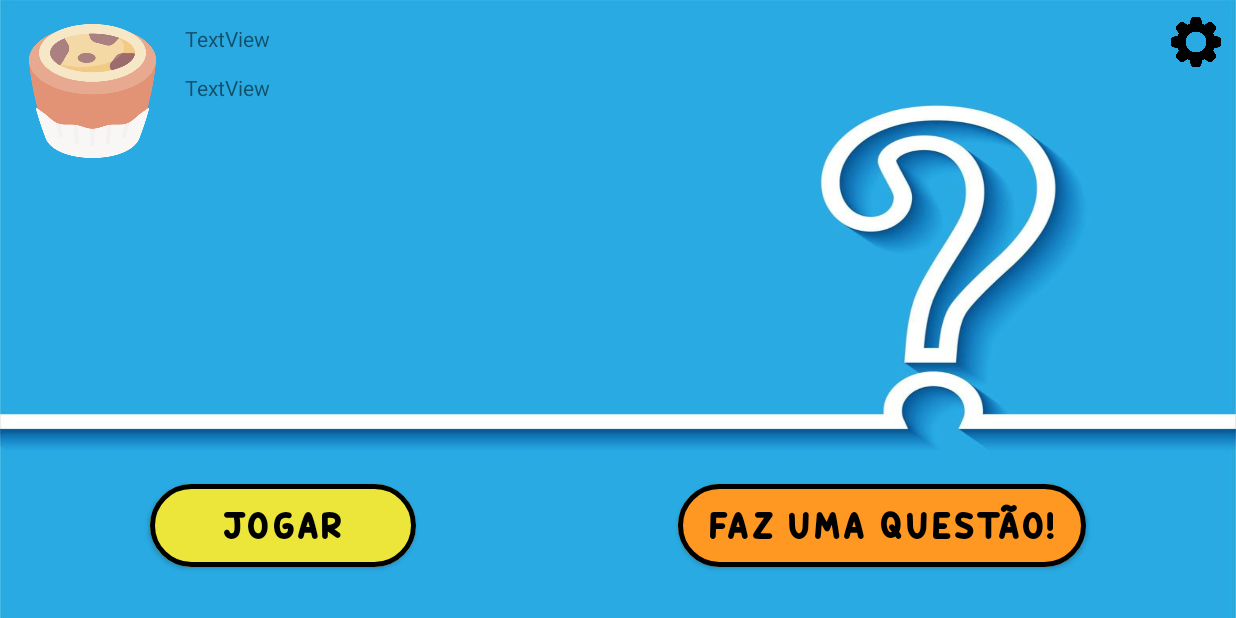
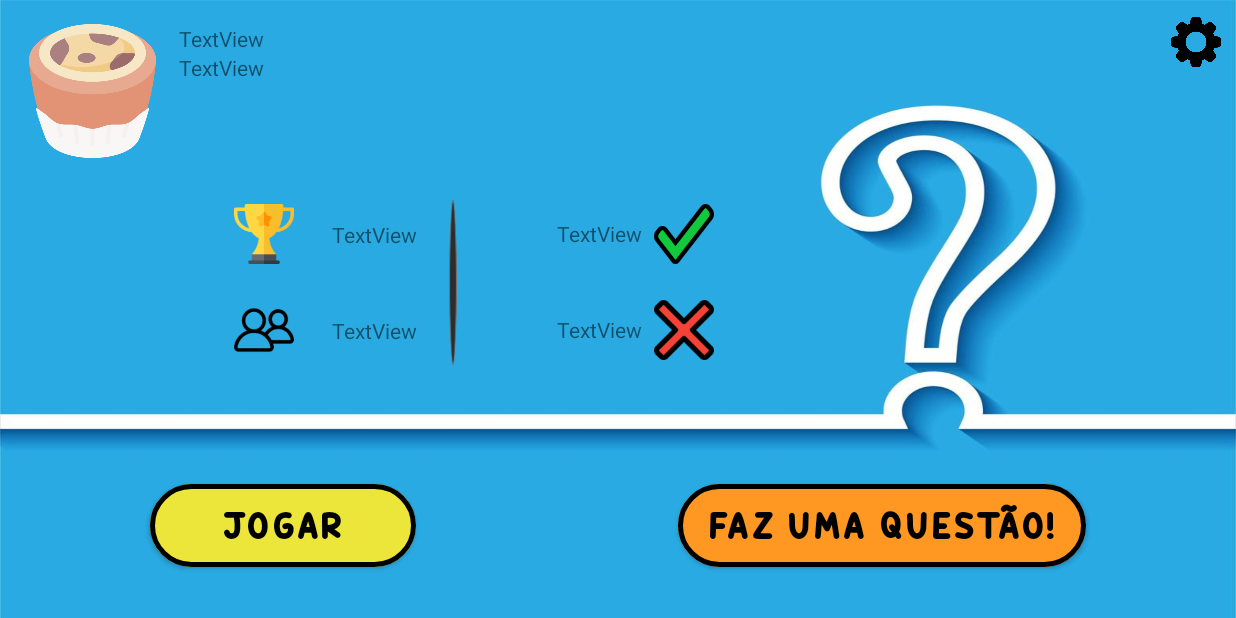
Before and after one commit to carlosela99/CM_Project, an Android app: the MainMenu screen opened directly, with no data from a screen before it, on a phone screen of 824 x 412 dp (held sideways). Run offline under Robolectric (Android 15) with nearby library versions, the light colour scheme and no system bars.

Commit message:
Main_menu Kinda Completed!
Only XML

```diff
--- a/TP1-Fase 2/Implementacao/Reclaim_Portugal/app/src/main/res/layout/activity_main_menu.xml
+++ b/TP1-Fase 2/Implementacao/Reclaim_Portugal/app/src/main/res/layout/activity_main_menu.xml
@@ -35,33 +35,31 @@
             android:layout_width="91dp"
             android:layout_height="89dp"
             android:layout_marginStart="16dp"
+            android:layout_marginTop="16dp"
             android:adjustViewBounds="true"
             android:background="@android:color/transparent"
             android:padding="0dp"
             android:scaleType="fitCenter"
-            app:layout_constraintBottom_toBottomOf="parent"
             app:layout_constraintStart_toStartOf="parent"
             app:layout_constraintTop_toTopOf="parent"
-            app:layout_constraintVertical_bias="0.049"
             app:srcCompat="@drawable/pastel_icon" />
 
         <TextView
             android:id="@+id/username"
             android:layout_width="wrap_content"
             android:layout_height="wrap_content"
-            android:layout_marginStart="16dp"
-            android:layout_marginTop="16dp"
+            android:layout_marginStart="12dp"
             android:text="TextView"
             app:layout_constraintStart_toEndOf="@+id/player_icon"
-            app:layout_constraintTop_toTopOf="parent" />
+            app:layout_constraintTop_toTopOf="@+id/player_icon" />
 
         <TextView
             android:id="@+id/email"
             android:layout_width="wrap_content"
             android:layout_height="wrap_content"
-            android:layout_marginStart="16dp"
-            android:layout_marginTop="13dp"
             android:text="TextView"
+            app:layout_constraintEnd_toEndOf="@+id/username"
+            app:layout_constraintHorizontal_bias="1.0"
             app:layout_constraintStart_toEndOf="@+id/player_icon"
             app:layout_constraintTop_toBottomOf="@+id/username" />
 
@@ -103,6 +101,105 @@
             app:strokeColor="#000000"
             app:strokeWidth="3dp" />
 
+        <ImageView
+            android:id="@+id/trophy_icon"
+            android:layout_width="40dp"
+            android:layout_height="40dp"
+            android:layout_marginTop="136dp"
+            app:layout_constraintStart_toStartOf="@+id/friends_icon"
+            app:layout_constraintTop_toTopOf="parent"
+            app:srcCompat="@drawable/trophy" />
+
+        <ImageView
+            android:id="@+id/friends_icon"
+            android:layout_width="40dp"
+            android:layout_height="40dp"
+            android:layout_marginStart="156dp"
+            android:layout_marginTop="24dp"
+            app:layout_constraintBottom_toBottomOf="parent"
+            app:layout_constraintStart_toStartOf="parent"
+            app:layout_constraintTop_toBottomOf="@+id/trophy_icon"
+            app:layout_constraintVertical_bias="0.0"
+            app:srcCompat="@drawable/friends" />
+
+        <ImageView
+            android:id="@+id/right_icon"
+            android:layout_width="40dp"
+            android:layout_height="40dp"
+            android:layout_marginTop="136dp"
+            app:layout_constraintEnd_toEndOf="@+id/wrong_icon"
+            app:layout_constraintTop_toTopOf="parent"
+            app:srcCompat="@drawable/right" />
+
+        <ImageView
+            android:id="@+id/wrong_icon"
+            android:layout_width="40dp"
+            android:layout_height="40dp"
+            android:layout_marginTop="24dp"
+            android:layout_marginEnd="348dp"
+            app:layout_constraintEnd_toEndOf="parent"
+            app:layout_constraintTop_toBottomOf="@+id/right_icon"
+            app:srcCompat="@drawable/wrong" />
+
+        <ImageView
+            android:id="@+id/separator_icon"
+            android:layout_width="5dp"
+            android:layout_height="110dp"
+            app:layout_constraintBottom_toBottomOf="@+id/friends_icon"
+            app:layout_constraintEnd_toEndOf="parent"
+            app:layout_constraintHorizontal_bias="0.366"
+            app:layout_constraintStart_toStartOf="parent"
+            app:layout_constraintTop_toTopOf="@+id/right_icon"
+            app:srcCompat="@drawable/separator" />
+
+        <TextView
+            android:id="@+id/trophies_total"
+            android:layout_width="wrap_content"
+            android:layout_height="wrap_content"
+            android:layout_marginStart="4dp"
+            android:text="TextView"
+            app:layout_constraintBottom_toBottomOf="@+id/trophy_icon"
+            app:layout_constraintEnd_toStartOf="@+id/separator_icon"
+            app:layout_constraintStart_toEndOf="@+id/trophy_icon"
+            app:layout_constraintTop_toTopOf="@+id/trophy_icon" />
+
+        <TextView
+            android:id="@+id/friends_total"
+            android:layout_width="wrap_content"
+            android:layout_height="wrap_content"
+            android:layout_marginStart="4dp"
+            android:text="TextView"
+            app:layout_constraintBottom_toBottomOf="@+id/friends_icon"
+            app:layout_constraintEnd_toStartOf="@+id/separator_icon"
+            app:layout_constraintStart_toEndOf="@+id/friends_icon"
+            app:layout_constraintTop_toTopOf="@+id/friends_icon" />
+
+        <TextView
+            android:id="@+id/right_total"
+            android:layout_width="wrap_content"
+            android:layout_height="wrap_content"
+            android:layout_marginEnd="8dp"
+            android:text="TextView"
+            app:layout_constraintBottom_toBottomOf="@+id/right_icon"
+            app:layout_constraintEnd_toStartOf="@+id/right_icon"
+            app:layout_constraintHorizontal_bias="1.0"
+            app:layout_constraintStart_toEndOf="@+id/separator_icon"
+            app:layout_constraintTop_toTopOf="@+id/right_icon"
+            app:layout_constraintVertical_bias="0.476" />
+
+        <TextView
+            android:id="@+id/wrong_total"
+            android:layout_width="wrap_content"
+            android:layout_height="wrap_content"
+            android:layout_marginEnd="8dp"
+            android:text="TextView"
+            app:layout_constraintBottom_toBottomOf="@+id/wrong_icon"
+            app:layout_constraintEnd_toStartOf="@+id/wrong_icon"
+            app:layout_constraintHorizontal_bias="1.0"
+            app:layout_constraintStart_toEndOf="@+id/separator_icon"
+            app:layout_constraintTop_toTopOf="@+id/wrong_icon"
+            app:layout_constraintVertical_bias="0.476" />
+
     </androidx.constraintlayout.widget.ConstraintLayout>
 
 </androidx.coordinatorlayout.widget.CoordinatorLayout>
--- a/TP1-Fase 2/Implementacao/Reclaim_Portugal/app/src/main/res/layout/content_main_menu.xml
+++ /dev/null
@@ -1,8 +0,0 @@
-<?xml version="1.0" encoding="utf-8"?>
-<androidx.constraintlayout.widget.ConstraintLayout
-    xmlns:android="http://schemas.android.com/apk/res/android"
-    xmlns:app="http://schemas.android.com/apk/res-auto"
-    android:layout_width="match_parent"
-    android:layout_height="match_parent"
-    app:layout_behavior="@string/appbar_scrolling_view_behavior">
-</androidx.constraintlayout.widget.ConstraintLayout>
```
Also changed, not shown: TP1-Fase 2/Implementacao/Reclaim_Portugal/app/src/main/res/drawable-v24/separator.png (added).
